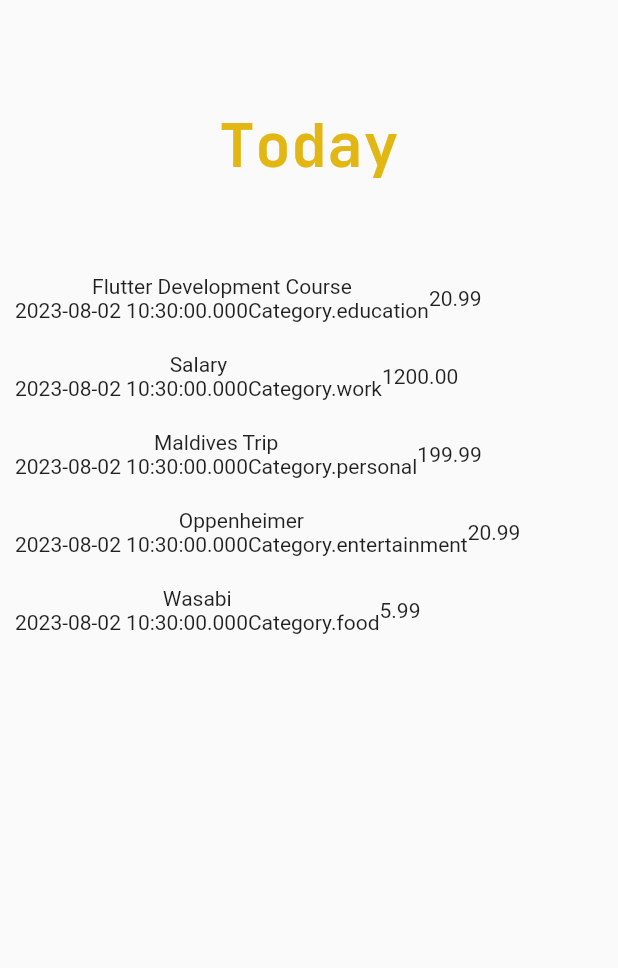
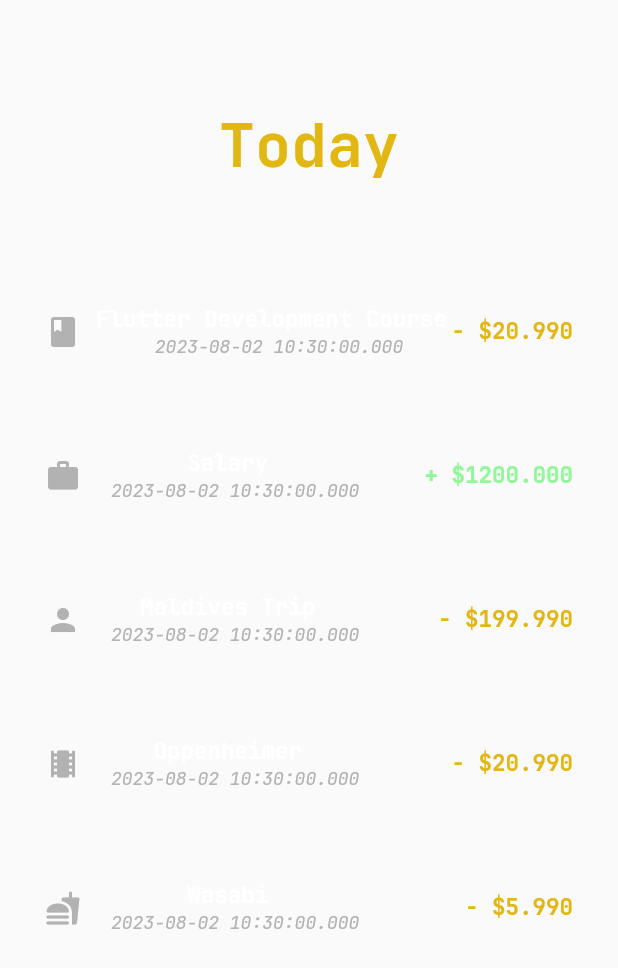
Before and after one commit to laggedskapari/EconoMe, a Flutter app: the Expenses widget shown alone on an empty page, opened directly, on a phone screen of 412 x 824 dp. Shown: the top 968 px of the screen. Run offline on Flutter 3.47's test engine with Material 2 defaults, Android fonts, the phone set to English and light mode, and no system bars.

Commit message:
UI changes to Expense Card

```diff
--- a/econme_mobile/lib/models/expense.dart
+++ b/econme_mobile/lib/models/expense.dart
@@ -1,9 +1,25 @@
+import 'package:flutter/material.dart';
 import 'package:uuid/uuid.dart';
 
 const uuid = Uuid();
 
-enum Category { work, food, education, personal, medical, transport, entertainment }
-enum Type { credit, debit }
+enum Category { work, food, education, personal, medical, transport, entertainment}
+enum AmountType { credit, debit }
+
+const categoryIcons = {
+  Category.work: Icons.work,
+  Category.food: Icons.fastfood_rounded,
+  Category.education: Icons.book_rounded,
+  Category.personal: Icons.person,
+  Category.medical: Icons.medication,
+  Category.transport: Icons.emoji_transportation_rounded,
+  Category.entertainment: Icons.local_movies_rounded
+};
+
+const amountType = {
+  AmountType.credit: '+',
+  AmountType.debit: '-'
+};
 
 class Expense{
   Expense({ required this.type, required this.category, required this.title, required this.amount, required this.date }) : id = uuid.v4();
@@ -11,7 +27,7 @@ class Expense{
   final String title;
   final Category category;
   final double amount;
-  final Type type;
+  final AmountType type;
   final String id;
   final DateTime date;
 }
--- a/econme_mobile/lib/widgets/expense_card.dart
+++ b/econme_mobile/lib/widgets/expense_card.dart
@@ -1,5 +1,3 @@
-import 'dart:io';
-
 import 'package:flutter/material.dart';
 import 'package:econme_mobile/models/expense.dart';
 
@@ -10,22 +8,66 @@ class ExpenseCard extends StatelessWidget {
 
   @override
   Widget build(BuildContext context) {
+    Color amountColor = const Color.fromARGB(184, 104, 246, 115);
+
+    if (amountType[expense.type] == '-') {
+      amountColor = const Color.fromARGB(255, 226, 183, 20);
+    }
+
     return Container(
-      padding: const EdgeInsets.all(10),
+      padding: const EdgeInsets.all(30),
       child: Row(
         children: [
-          Column(
+          Row(
             children: [
-              Text(expense.title),
-              Row(
+              Icon(
+                categoryIcons[expense.category],
+                color: const Color.fromARGB(255, 178, 178, 178),
+              ),
+              const SizedBox(
+                width: 10,
+              ),
+              Column(
                 children: [
-                  Text(expense.date.toString()),
-                  Text(expense.category.toString()),
+                  Text(
+                    expense.title,
+                    style: const TextStyle(
+                      fontFamily: 'JetBrainsMono',
+                      fontWeight: FontWeight.w700,
+                      fontSize: 15,
+                      color: Color.fromARGB(255, 255, 255, 255),
+                    ),
+                  ),
+                  Row(
+                    children: [
+                      const SizedBox(
+                        width: 10,
+                      ),
+                      Text(
+                        expense.date.toString(),
+                        style: const TextStyle(
+                          fontStyle: FontStyle.italic,
+                          fontSize: 12,
+                          fontFamily: 'JetBrainsMono',
+                          color: Color.fromARGB(255, 178, 178, 178),
+                        ),
+                      ),
+                    ],
+                  ),
                 ],
               ),
             ],
           ),
-          Text(expense.amount.toStringAsFixed(2)),
+          const Spacer(),
+          Text(
+            '${amountType[expense.type]} \$${expense.amount.toStringAsFixed(3)}',
+            style: TextStyle(
+              color: amountColor,
+              fontSize: 15,
+              fontFamily: 'JetBrainsMono',
+              fontWeight: FontWeight.w700,
+            ),
+          ),
         ],
       ),
     );
--- a/econme_mobile/lib/widgets/expenses.dart
+++ b/econme_mobile/lib/widgets/expenses.dart
@@ -12,35 +12,35 @@ class Expenses extends StatefulWidget {
 class _Expenses extends State<Expenses> {
   final List<Expense> _registeredExpenses = [
     Expense(
-      type: Type.debit,
+      type: AmountType.debit,
       category: Category.education,
       title: 'Flutter Development Course',
       amount: 20.99,
       date: DateTime.now(),
     ),
     Expense(
-      type: Type.credit,
+      type: AmountType.credit,
       category: Category.work,
       title: 'Salary',
       amount: 1200,
       date: DateTime.now(),
     ),
     Expense(
-      type: Type.debit,
+      type: AmountType.debit,
       category: Category.personal,
       title: 'Maldives Trip',
       amount: 199.99,
       date: DateTime.now(),
     ),
     Expense(
-      type: Type.debit,
+      type: AmountType.debit,
       category: Category.entertainment,
       title: 'Oppenheimer',
       amount: 20.99,
       date: DateTime.now(),
     ),
     Expense(
-      type: Type.debit,
+      type: AmountType.debit,
       category: Category.food,
       title: 'Wasabi',
       amount: 5.99,
```
